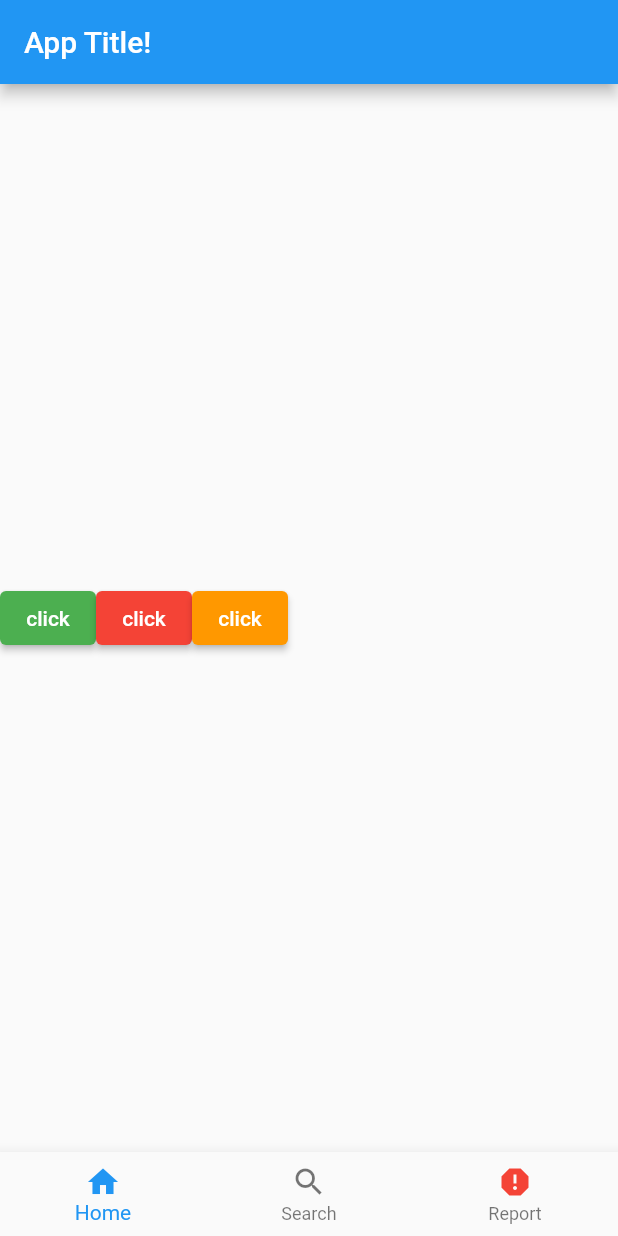
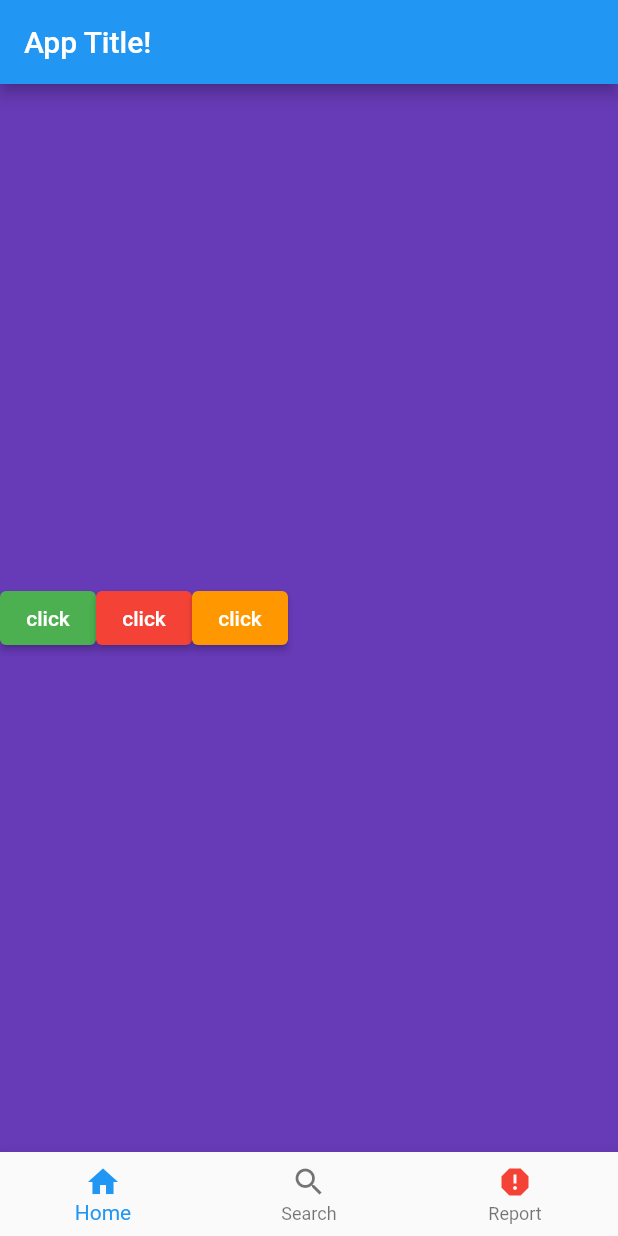
Before and after one commit to AlsoKnownAsZira/fluttering, a Flutter app: the screen it shows after launch, on a phone screen of 412 x 824 dp. Run offline on Flutter 3.47's test engine with Material 2 defaults, Android fonts, the phone set to English and light mode, and no system bars.

Commit message:
using container

```diff
--- a/lib/main.dart
+++ b/lib/main.dart
@@ -23,17 +23,19 @@ class MyAppState extends State<MyApp> {
           title: const Text("App Title!"),
         ),
         body: Center(
-          child: SizedBox(
-            width: double.infinity,
+          child: Container(
+
+          width: double.infinity,
              height: double.infinity,
+             color: Colors.deepPurple,
             child: Row(
               mainAxisAlignment: MainAxisAlignment.start,
               crossAxisAlignment: CrossAxisAlignment.center,
               children: [
                 ElevatedButton(
                   style: ElevatedButton.styleFrom(
-                    onPrimary : Colors.white,
-                    primary: Colors.green,
+                    foregroundColor : Colors.white,
+                    backgroundColor: Colors.green,
                   ),
                     onPressed: () {
                       setState(() {
@@ -43,8 +45,8 @@ class MyAppState extends State<MyApp> {
                     child: Text(buttonName)),
                 ElevatedButton(
                   style: ElevatedButton.styleFrom(
-                    onPrimary: Colors.white,
-                    primary: Colors.red
+                    foregroundColor: Colors.white,
+                    backgroundColor: Colors.red
                   ),
                     onPressed: () {
                       setState(() {
@@ -54,8 +56,8 @@ class MyAppState extends State<MyApp> {
                     child: Text(buttonName)),
                 ElevatedButton(
                   style: ElevatedButton.styleFrom(
-                    onPrimary: Colors.white,
-                    primary: Colors.orange,
+                    foregroundColor: Colors.white,
+                    backgroundColor: Colors.orange,
                   ),
                     onPressed: () {
                       setState(() {
```
